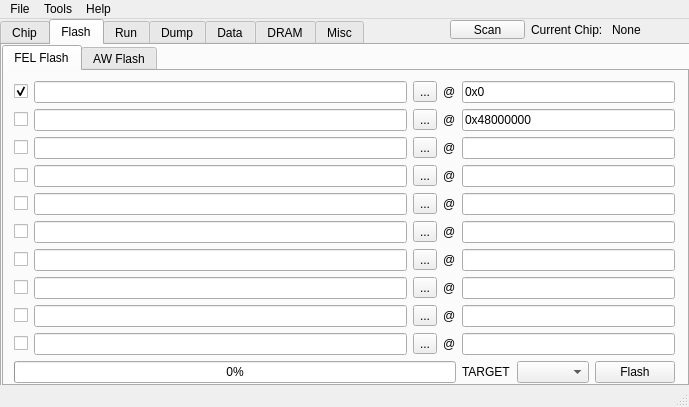
YuzukiTsuru/YFEL, file src/mainwindow.ui: the form before one commit.
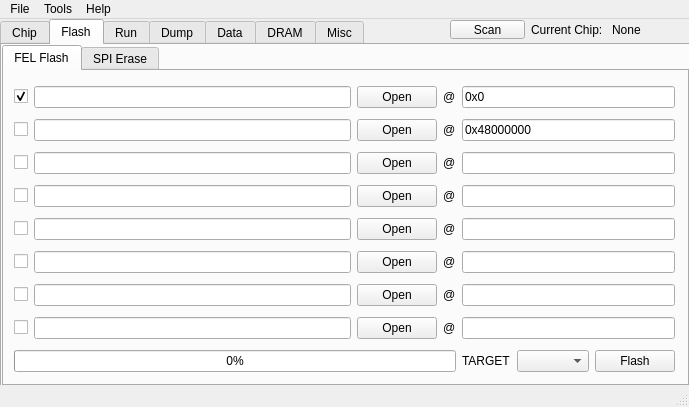
The form after the commit. The open tabs and pages were chosen to show the change.

Commit message: add spi erase

```diff
--- a/src/mainwindow.ui
+++ b/src/mainwindow.ui
@@ -207,17 +207,172 @@
           <x>10</x>
           <y>10</y>
           <width>661</width>
-          <height>308</height>
+          <height>301</height>
          </rect>
         </property>
-        <layout class="QGridLayout" name="gridLayout_2" columnstretch="0,10,0,0,0">
+        <layout class="QGridLayout" name="gridLayout_2" columnstretch="1,100,1,1,6">
          <property name="sizeConstraint">
           <enum>QLayout::SetDefaultConstraint</enum>
          </property>
+         <item row="2" column="1">
+          <widget class="QLineEdit" name="flash_lineEdit_3"/>
+         </item>
+         <item row="6" column="4">
+          <widget class="QLineEdit" name="flash_lineEdit_1_7">
+           <property name="text">
+            <string/>
+           </property>
+          </widget>
+         </item>
+         <item row="7" column="3">
+          <widget class="QLabel" name="flash_label_10">
+           <property name="text">
+            <string>@</string>
+           </property>
+          </widget>
+         </item>
+         <item row="3" column="1">
+          <widget class="QLineEdit" name="flash_lineEdit_4"/>
+         </item>
+         <item row="4" column="4">
+          <widget class="QLineEdit" name="flash_lineEdit_1_5">
+           <property name="text">
+            <string/>
+           </property>
+          </widget>
+         </item>
+         <item row="6" column="0">
+          <widget class="QCheckBox" name="flash_checkBox_8">
+           <property name="text">
+            <string/>
+           </property>
+          </widget>
+         </item>
+         <item row="5" column="0">
+          <widget class="QCheckBox" name="flash_checkBox_7">
+           <property name="text">
+            <string/>
+           </property>
+          </widget>
+         </item>
+         <item row="0" column="3">
+          <widget class="QLabel" name="flash_label_1">
+           <property name="text">
+            <string>@</string>
+           </property>
+          </widget>
+         </item>
+         <item row="5" column="4">
+          <widget class="QLineEdit" name="flash_lineEdit_1_6">
+           <property name="text">
+            <string/>
+           </property>
+          </widget>
+         </item>
          <item row="0" column="1">
           <widget class="QLineEdit" name="flash_lineEdit_1"/>
          </item>
-         <item row="10" column="4">
+         <item row="3" column="0">
+          <widget class="QCheckBox" name="flash_checkBox_4">
+           <property name="text">
+            <string/>
+           </property>
+          </widget>
+         </item>
+         <item row="4" column="0">
+          <widget class="QCheckBox" name="flash_checkBox_5">
+           <property name="text">
+            <string/>
+           </property>
+          </widget>
+         </item>
+         <item row="2" column="4">
+          <widget class="QLineEdit" name="flash_lineEdit_1_3"/>
+         </item>
+         <item row="6" column="2">
+          <widget class="QPushButton" name="flash_pushButton_7">
+           <property name="text">
+            <string>Open</string>
+           </property>
+          </widget>
+         </item>
+         <item row="2" column="3">
+          <widget class="QLabel" name="flash_label_3">
+           <property name="text">
+            <string>@</string>
+           </property>
+          </widget>
+         </item>
+         <item row="1" column="3">
+          <widget class="QLabel" name="flash_label_2">
+           <property name="text">
+            <string>@</string>
+           </property>
+          </widget>
+         </item>
+         <item row="5" column="2">
+          <widget class="QPushButton" name="flash_pushButton_6">
+           <property name="text">
+            <string>Open</string>
+           </property>
+          </widget>
+         </item>
+         <item row="7" column="0">
+          <widget class="QCheckBox" name="flash_checkBox_9">
+           <property name="text">
+            <string/>
+           </property>
+          </widget>
+         </item>
+         <item row="1" column="1">
+          <widget class="QLineEdit" name="flash_lineEdit_2"/>
+         </item>
+         <item row="8" column="0" colspan="4">
+          <widget class="QProgressBar" name="progressBar">
+           <property name="value">
+            <number>0</number>
+           </property>
+          </widget>
+         </item>
+         <item row="3" column="2">
+          <widget class="QPushButton" name="flash_pushButton_4">
+           <property name="text">
+            <string>Open</string>
+           </property>
+          </widget>
+         </item>
+         <item row="2" column="0">
+          <widget class="QCheckBox" name="flash_checkBox_3">
+           <property name="text">
+            <string/>
+           </property>
+          </widget>
+         </item>
+         <item row="1" column="0">
+          <widget class="QCheckBox" name="flash_checkBox_2">
+           <property name="text">
+            <string/>
+           </property>
+          </widget>
+         </item>
+         <item row="5" column="1">
+          <widget class="QLineEdit" name="flash_lineEdit_6"/>
+         </item>
+         <item row="4" column="3">
+          <widget class="QLabel" name="flash_label_7">
+           <property name="text">
+            <string>@</string>
+           </property>
+          </widget>
+         </item>
+         <item row="7" column="2">
+          <widget class="QPushButton" name="flash_pushButton_8">
+           <property name="text">
+            <string>Open</string>
+           </property>
+          </widget>
+         </item>
+         <item row="8" column="4">
           <layout class="QHBoxLayout" name="FEL_Flash_Flash">
            <item>
             <widget class="QLabel" name="flash_felflash_label">
@@ -245,28 +400,15 @@
            </item>
           </layout>
          </item>
-         <item row="6" column="0">
-          <widget class="QCheckBox" name="flash_checkBox_8">
+         <item row="0" column="2">
+          <widget class="QPushButton" name="flash_pushButton_1">
            <property name="text">
-            <string/>
+            <string>Open</string>
            </property>
           </widget>
          </item>
-         <item row="2" column="4">
-          <widget class="QLineEdit" name="flash_lineEdit_1_3"/>
-         </item>
-         <item row="3" column="4">
-          <widget class="QLineEdit" name="flash_lineEdit_1_6">
-           <property name="text">
-            <string/>
-           </property>
-          </widget>
-         </item>
-         <item row="2" column="1">
-          <widget class="QLineEdit" name="flash_lineEdit_3"/>
-         </item>
-         <item row="8" column="3">
-          <widget class="QLabel" name="flash_label_11">
+         <item row="3" column="3">
+          <widget class="QLabel" name="flash_label_6">
            <property name="text">
             <string>@</string>
            </property>
@@ -279,31 +421,20 @@
            </property>
           </widget>
          </item>
-         <item row="3" column="2">
-          <widget class="QToolButton" name="toolButton_6">
+         <item row="0" column="0">
+          <widget class="QCheckBox" name="flash_checkBox_1">
            <property name="text">
-            <string>...</string>
+            <string/>
            </property>
-          </widget>
-         </item>
-         <item row="5" column="2">
-          <widget class="QToolButton" name="toolButton_8">
-           <property name="text">
-            <string>...</string>
+           <property name="checked">
+            <bool>true</bool>
            </property>
           </widget>
          </item>
-         <item row="7" column="3">
-          <widget class="QLabel" name="flash_label_10">
+         <item row="4" column="2">
+          <widget class="QPushButton" name="flash_pushButton_5">
            <property name="text">
-            <string>@</string>
-           </property>
-          </widget>
-         </item>
-         <item row="2" column="3">
-          <widget class="QLabel" name="flash_label_3">
-           <property name="text">
-            <string>@</string>
+            <string>Open</string>
            </property>
           </widget>
          </item>
@@ -314,49 +445,8 @@
            </property>
           </widget>
          </item>
-         <item row="0" column="2">
-          <widget class="QToolButton" name="toolButton">
-           <property name="text">
-            <string>...</string>
-           </property>
-          </widget>
-         </item>
-         <item row="3" column="1">
-          <widget class="QLineEdit" name="flash_lineEdit_4"/>
-         </item>
-         <item row="7" column="1">
-          <widget class="QLineEdit" name="flash_lineEdit_9"/>
-         </item>
-         <item row="7" column="4">
-          <widget class="QLineEdit" name="flash_lineEdit_1_10">
-           <property name="text">
-            <string/>
-           </property>
-          </widget>
-         </item>
-         <item row="8" column="4">
-          <widget class="QLineEdit" name="flash_lineEdit_1_11"/>
-         </item>
-         <item row="7" column="0">
-          <widget class="QCheckBox" name="flash_checkBox_9">
-           <property name="text">
-            <string/>
-           </property>
-          </widget>
-         </item>
-         <item row="3" column="0">
-          <widget class="QCheckBox" name="flash_checkBox_4">
-           <property name="text">
-            <string/>
-           </property>
-          </widget>
-         </item>
-         <item row="4" column="2">
-          <widget class="QToolButton" name="toolButton_7">
-           <property name="text">
-            <string>...</string>
-           </property>
-          </widget>
+         <item row="6" column="1">
+          <widget class="QLineEdit" name="flash_lineEdit_7"/>
          </item>
          <item row="0" column="4">
           <widget class="QLineEdit" name="flash_lineEdit_1_1">
@@ -365,67 +455,6 @@
            </property>
           </widget>
          </item>
-         <item row="3" column="3">
-          <widget class="QLabel" name="flash_label_6">
-           <property name="text">
-            <string>@</string>
-           </property>
-          </widget>
-         </item>
-         <item row="0" column="0">
-          <widget class="QCheckBox" name="flash_checkBox_1">
-           <property name="text">
-            <string/>
-           </property>
-           <property name="checked">
-            <bool>true</bool>
-           </property>
-          </widget>
-         </item>
-         <item row="4" column="0">
-          <widget class="QCheckBox" name="flash_checkBox_5">
-           <property name="text">
-            <string/>
-           </property>
-          </widget>
-         </item>
-         <item row="5" column="1">
-          <widget class="QLineEdit" name="flash_lineEdit_7"/>
-         </item>
-         <item row="4" column="4">
-          <widget class="QLineEdit" name="flash_lineEdit_1_7">
-           <property name="text">
-            <string/>
-           </property>
-          </widget>
-         </item>
-         <item row="2" column="0">
-          <widget class="QCheckBox" name="flash_checkBox_3">
-           <property name="text">
-            <string/>
-           </property>
-          </widget>
-         </item>
-         <item row="0" column="3">
-          <widget class="QLabel" name="flash_label_1">
-           <property name="text">
-            <string>@</string>
-           </property>
-          </widget>
-         </item>
-         <item row="4" column="1">
-          <widget class="QLineEdit" name="flash_lineEdit_5"/>
-         </item>
-         <item row="8" column="1">
-          <widget class="QLineEdit" name="flash_lineEdit_10"/>
-         </item>
-         <item row="5" column="0">
-          <widget class="QCheckBox" name="flash_checkBox_7">
-           <property name="text">
-            <string/>
-           </property>
-          </widget>
-         </item>
          <item row="6" column="3">
           <widget class="QLabel" name="flash_label_9">
            <property name="text">
@@ -433,129 +462,46 @@
            </property>
           </widget>
          </item>
-         <item row="7" column="2">
-          <widget class="QToolButton" name="toolButton_10">
-           <property name="text">
-            <string>...</string>
-           </property>
-          </widget>
-         </item>
-         <item row="1" column="0">
-          <widget class="QCheckBox" name="flash_checkBox_2">
-           <property name="text">
-            <string/>
-           </property>
-          </widget>
-         </item>
-         <item row="8" column="2">
-          <widget class="QToolButton" name="toolButton_11">
-           <property name="text">
-            <string>...</string>
-           </property>
-          </widget>
-         </item>
-         <item row="4" column="3">
-          <widget class="QLabel" name="flash_label_7">
-           <property name="text">
-            <string>@</string>
-           </property>
-          </widget>
-         </item>
          <item row="2" column="2">
-          <widget class="QToolButton" name="toolButton_3">
+          <widget class="QPushButton" name="flash_pushButton_3">
            <property name="text">
-            <string>...</string>
+            <string>Open</string>
            </property>
           </widget>
          </item>
-         <item row="6" column="2">
-          <widget class="QToolButton" name="toolButton_9">
-           <property name="text">
-            <string>...</string>
-           </property>
-          </widget>
-         </item>
-         <item row="5" column="4">
-          <widget class="QLineEdit" name="flash_lineEdit_1_8">
-           <property name="text">
-            <string/>
-           </property>
-          </widget>
-         </item>
-         <item row="1" column="1">
-          <widget class="QLineEdit" name="flash_lineEdit_2"/>
-         </item>
-         <item row="1" column="2">
-          <widget class="QToolButton" name="toolButton_2">
-           <property name="text">
-            <string>...</string>
-           </property>
-          </widget>
-         </item>
-         <item row="6" column="1">
+         <item row="7" column="1">
           <widget class="QLineEdit" name="flash_lineEdit_8"/>
          </item>
-         <item row="6" column="4">
-          <widget class="QLineEdit" name="flash_lineEdit_1_9">
+         <item row="3" column="4">
+          <widget class="QLineEdit" name="flash_lineEdit_1_4">
            <property name="text">
             <string/>
            </property>
           </widget>
          </item>
-         <item row="1" column="3">
-          <widget class="QLabel" name="flash_label_2">
+         <item row="7" column="4">
+          <widget class="QLineEdit" name="flash_lineEdit_1_8">
            <property name="text">
-            <string>@</string>
-           </property>
-          </widget>
-         </item>
-         <item row="9" column="1">
-          <widget class="QLineEdit" name="flash_lineEdit_11"/>
-         </item>
-         <item row="9" column="2">
-          <widget class="QToolButton" name="toolButton_12">
-           <property name="text">
-            <string>...</string>
-           </property>
-          </widget>
-         </item>
-         <item row="9" column="3">
-          <widget class="QLabel" name="flash_label_12">
-           <property name="text">
-            <string>@</string>
-           </property>
-          </widget>
-         </item>
-         <item row="9" column="4">
-          <widget class="QLineEdit" name="flash_lineEdit_1_12"/>
-         </item>
-         <item row="8" column="0">
-          <widget class="QCheckBox" name="flash_checkBox_10">
-           <property name="text">
             <string/>
            </property>
           </widget>
          </item>
-         <item row="9" column="0">
-          <widget class="QCheckBox" name="flash_checkBox_11">
+         <item row="1" column="2">
+          <widget class="QPushButton" name="flash_pushButton_2">
            <property name="text">
-            <string/>
+            <string>Open</string>
            </property>
           </widget>
          </item>
-         <item row="10" column="0" colspan="4">
-          <widget class="QProgressBar" name="progressBar">
-           <property name="value">
-            <number>0</number>
-           </property>
-          </widget>
+         <item row="4" column="1">
+          <widget class="QLineEdit" name="flash_lineEdit_5"/>
          </item>
         </layout>
        </widget>
       </widget>
       <widget class="QWidget" name="aw_flash">
        <attribute name="title">
-        <string>AW Flash</string>
+        <string>SPI Erase</string>
        </attribute>
       </widget>
      </widget>
```
Left out of the diff: 78 changed lines with no effect on the pictures. The commit also changes 2 other files.
